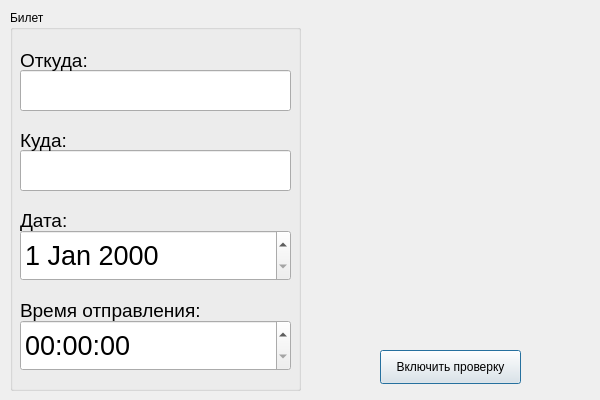
This is menu.ui in inob/Parser_RW_BY as Qt 5 draws it before an edit. The edited form follows.
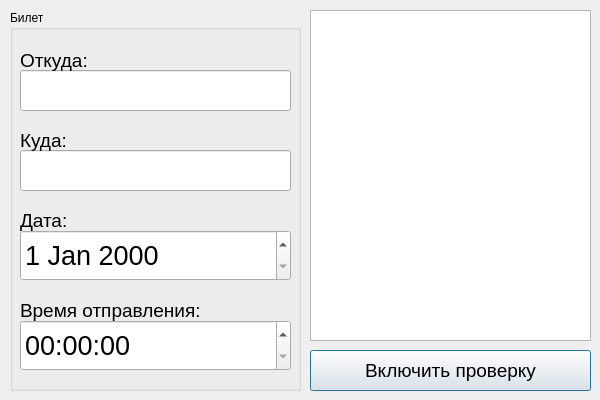
This is the edited form.

Commit message: add text btowser

The edit to the form file:
```diff
--- a/menu.ui
+++ b/menu.ui
@@ -151,16 +151,31 @@
   <widget class="QPushButton" name="pushButton">
    <property name="geometry">
     <rect>
-     <x>380</x>
+     <x>310</x>
      <y>350</y>
-     <width>141</width>
-     <height>34</height>
+     <width>281</width>
+     <height>41</height>
     </rect>
    </property>
+   <property name="font">
+    <font>
+     <pointsize>14</pointsize>
+    </font>
+   </property>
    <property name="text">
     <string>Включить проверку</string>
    </property>
   </widget>
+  <widget class="QTextBrowser" name="textBrowser">
+   <property name="geometry">
+    <rect>
+     <x>310</x>
+     <y>10</y>
+     <width>281</width>
+     <height>331</height>
+    </rect>
+   </property>
+  </widget>
  </widget>
  <resources/>
  <connections/>
```
